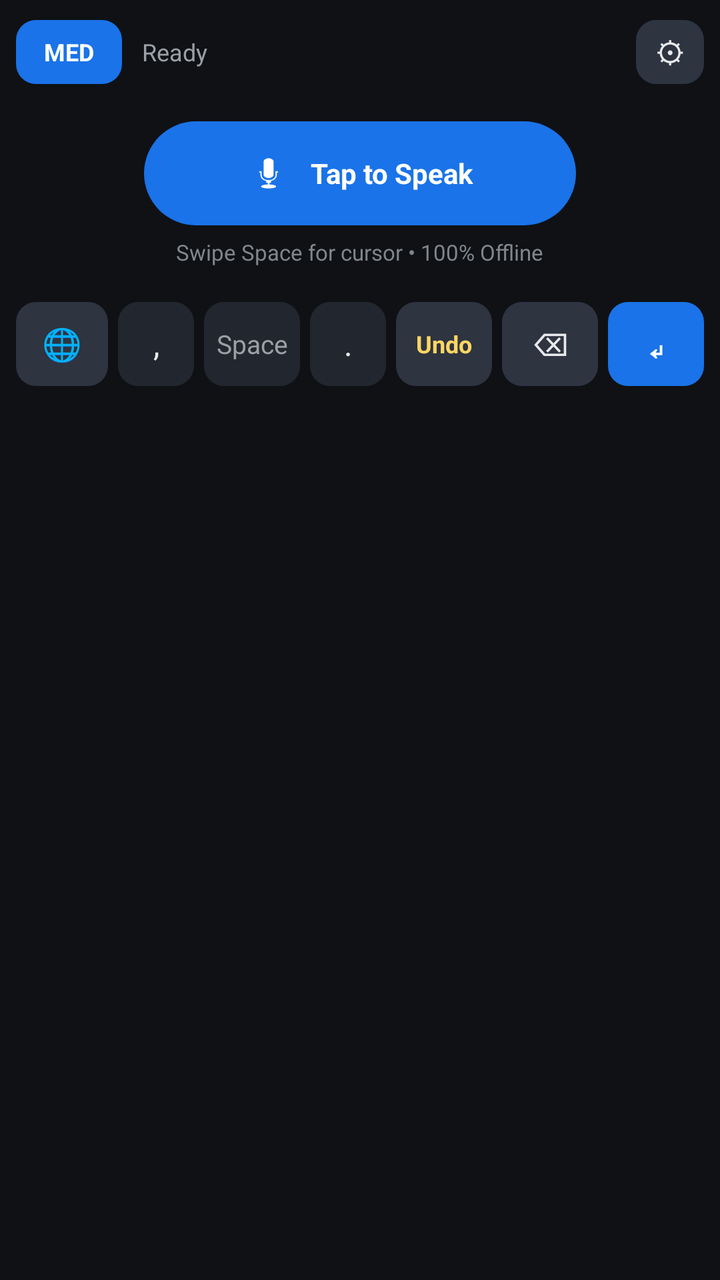
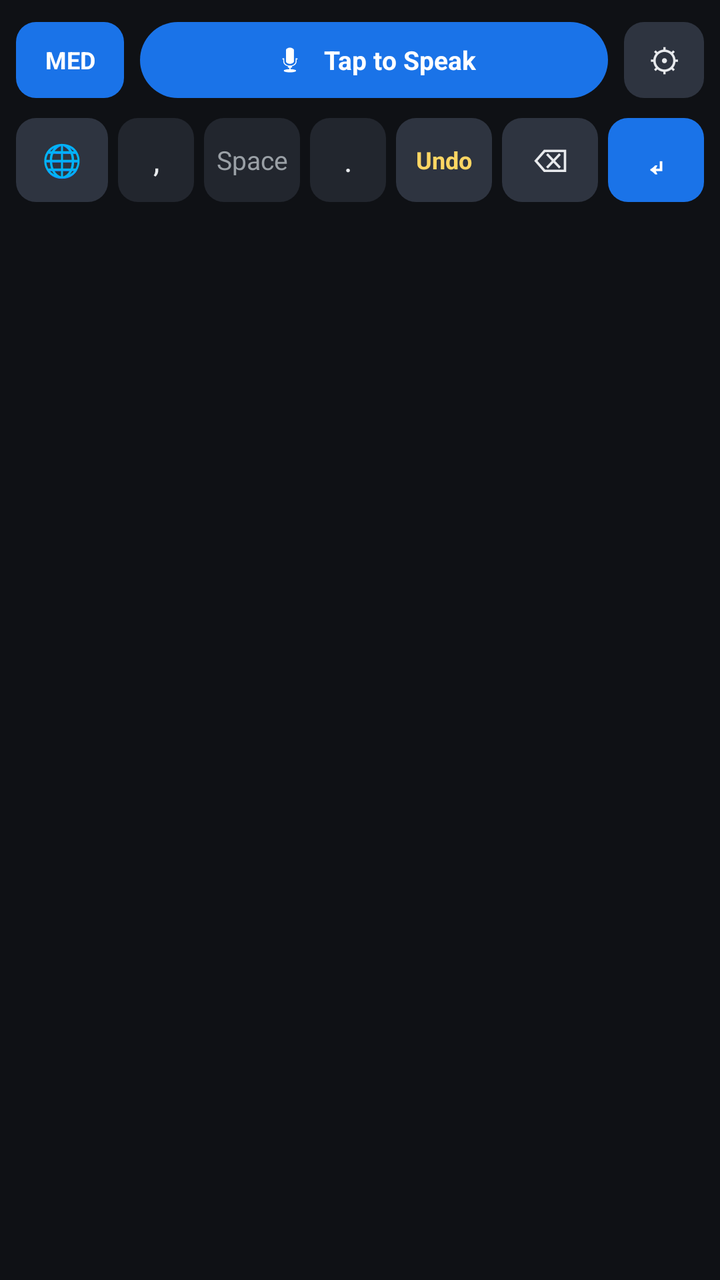

Two renders of the same Android screen: before a commit and after it. Below are the layout's source before the change and the commit's diff.
<!-- AndroidManifest.xml: application theme Theme.Material3.DayNight.NoActionBar -->
<!-- res/layout/keyboard_medukti.xml -->
<?xml version="1.0" encoding="utf-8"?>
<LinearLayout xmlns:android="http://schemas.android.com/apk/res/android"
    android:layout_width="match_parent"
    android:layout_height="wrap_content"
    android:background="#0F1115"
    android:orientation="vertical"
    android:paddingHorizontal="8dp"
    android:paddingTop="8dp"
    android:paddingBottom="6dp">

    
    <LinearLayout
        android:layout_width="match_parent"
        android:layout_height="36dp"
        android:gravity="center_vertical"
        android:orientation="horizontal">

        <TextView
            android:id="@+id/btnModeToggle"
            android:layout_width="wrap_content"
            android:layout_height="32dp"
            android:background="@drawable/bg_key_accent"
            android:gravity="center"
            android:paddingHorizontal="14dp"
            android:text="MED"
            android:textColor="#FFFFFF"
            android:textSize="12sp"
            android:textStyle="bold" />

        <TextView
            android:id="@+id/tvImeStatus"
            android:layout_width="0dp"
            android:layout_height="wrap_content"
            android:layout_marginStart="10dp"
            android:layout_weight="1"
            android:ellipsize="end"
            android:maxLines="1"
            android:text="Ready"
            android:textColor="#9AA0A6"
            android:textSize="12sp" />

        <TextView
            android:id="@+id/btnOpenSettings"
            android:layout_width="34dp"
            android:layout_height="32dp"
            android:background="@drawable/bg_key_action"
            android:gravity="center"
            android:text="⚙"
            android:textColor="#E8EAED"
            android:textSize="15sp" />
    </LinearLayout>

    
    <LinearLayout
        android:id="@+id/panelVoice"
        android:layout_width="match_parent"
        android:layout_height="98dp"
        android:layout_marginTop="4dp"
        android:gravity="center"
        android:orientation="vertical">

        <LinearLayout
            android:id="@+id/micRingContainer"
            android:layout_width="216dp"
            android:layout_height="52dp"
            android:background="@drawable/bg_mic_pill_idle"
            android:gravity="center"
            android:orientation="horizontal"
            android:paddingHorizontal="18dp">

            <ImageView
                android:id="@+id/ivKeyboardMic"
                android:layout_width="22dp"
                android:layout_height="22dp"
                android:contentDescription="Speak"
                android:src="@android:drawable/ic_btn_speak_now"
                android:tint="#FFFFFF" />

            <TextView
                android:id="@+id/tvMicPillLabel"
                android:layout_width="wrap_content"
                android:layout_height="wrap_content"
                android:layout_marginStart="10dp"
                android:text="Tap to Speak"
                android:textColor="#FFFFFF"
                android:textSize="14sp"
                android:textStyle="bold" />
        </LinearLayout>

        <TextView
            android:id="@+id/tvVoiceHint"
            android:layout_width="wrap_content"
            android:layout_height="wrap_content"
            android:layout_marginTop="6dp"
            android:text="Swipe Space for cursor • 100% Offline"
            android:textColor="#80868B"
            android:textSize="11sp" />
    </LinearLayout>

    
    <LinearLayout
        android:layout_width="match_parent"
        android:layout_height="44dp"
        android:layout_marginTop="4dp"
        android:gravity="center_vertical"
        android:orientation="horizontal">

        <TextView
            android:id="@+id/keySwitchKb"
            android:layout_width="46dp"
            android:layout_height="42dp"
            android:background="@drawable/bg_key_action"
            android:gravity="center"
            android:text="🌐"
            android:textSize="16sp" />

        <TextView
            android:id="@+id/keyComma"
            android:layout_width="38dp"
            android:layout_height="42dp"
            android:layout_marginStart="5dp"
            android:background="@drawable/bg_key_dark"
            android:gravity="center"
            android:text=","
            android:textColor="#E8EAED"
            android:textSize="16sp" />

        <TextView
            android:id="@+id/keySpace"
            android:layout_width="0dp"
            android:layout_height="42dp"
            android:layout_marginStart="5dp"
            android:layout_weight="1"
            android:background="@drawable/bg_key_dark"
            android:gravity="center"
            android:text="Space"
            android:textColor="#9AA0A6"
            android:textSize="13sp" />

        <TextView
            android:id="@+id/keyPeriod"
            android:layout_width="38dp"
            android:layout_height="42dp"
            android:layout_marginStart="5dp"
            android:background="@drawable/bg_key_dark"
            android:gravity="center"
            android:text="."
            android:textColor="#E8EAED"
            android:textSize="16sp" />

        <TextView
            android:id="@+id/keyUndo"
            android:layout_width="48dp"
            android:layout_height="42dp"
            android:layout_marginStart="5dp"
            android:background="@drawable/bg_key_action"
            android:gravity="center"
            android:text="Undo"
            android:textColor="#FDD663"
            android:textSize="12sp"
            android:textStyle="bold" />

        <TextView
            android:id="@+id/keyBackspace"
            android:layout_width="48dp"
            android:layout_height="42dp"
            android:layout_marginStart="5dp"
            android:background="@drawable/bg_key_action"
            android:gravity="center"
            android:text="⌫"
            android:textColor="#E8EAED"
            android:textSize="16sp" />

        <TextView
            android:id="@+id/keyEnter"
            android:layout_width="48dp"
            android:layout_height="42dp"
            android:layout_marginStart="5dp"
            android:background="@drawable/bg_key_accent"
            android:gravity="center"
            android:text="↵"
            android:textColor="#FFFFFF"
            android:textSize="17sp"
            android:textStyle="bold" />
    </LinearLayout>
</LinearLayout>
<!-- resources referenced by this layout -->
<resources>
  <!-- drawable bg_key_accent (drawable) -->
  <?xml version="1.0" encoding="utf-8"?>
  <ripple xmlns:android="http://schemas.android.com/apk/res/android"
      android:color="#40FFFFFF">
      <item>
          <shape android:shape="rectangle">
              <solid android:color="#1A73E8" />
              <corners android:radius="10dp" />
          </shape>
      </item>
  </ripple>
  <!-- drawable bg_key_action (drawable) -->
  <?xml version="1.0" encoding="utf-8"?>
  <ripple xmlns:android="http://schemas.android.com/apk/res/android"
      android:color="#40FFFFFF">
      <item>
          <shape android:shape="rectangle">
              <solid android:color="#2E3440" />
              <corners android:radius="10dp" />
          </shape>
      </item>
  </ripple>
  <!-- drawable bg_key_dark (drawable) -->
  <?xml version="1.0" encoding="utf-8"?>
  <ripple xmlns:android="http://schemas.android.com/apk/res/android"
      android:color="#40FFFFFF">
      <item>
          <shape android:shape="rectangle">
              <solid android:color="#22262E" />
              <corners android:radius="10dp" />
          </shape>
      </item>
  </ripple>
  <!-- drawable bg_mic_pill_idle (drawable) -->
  <?xml version="1.0" encoding="utf-8"?>
  <ripple xmlns:android="http://schemas.android.com/apk/res/android"
      android:color="#40FFFFFF">
      <item>
          <shape android:shape="rectangle">
              <solid android:color="#1A73E8" />
              <corners android:radius="26dp" />
          </shape>
      </item>
  </ripple>
</resources>

<!-- the commit's change to res/layout/keyboard_medukti.xml (unified diff, before → after) -->
@@ -11,67 +11,36 @@
     
     <LinearLayout
         android:layout_width="match_parent"
-        android:layout_height="36dp"
+        android:layout_height="44dp"
         android:gravity="center_vertical"
         android:orientation="horizontal">
 
         <TextView
             android:id="@+id/btnModeToggle"
-            android:layout_width="wrap_content"
-            android:layout_height="32dp"
+            android:layout_width="54dp"
+            android:layout_height="38dp"
             android:background="@drawable/bg_key_accent"
             android:gravity="center"
-            android:paddingHorizontal="14dp"
             android:text="MED"
             android:textColor="#FFFFFF"
             android:textSize="12sp"
             android:textStyle="bold" />
 
-        <TextView
-            android:id="@+id/tvImeStatus"
-            android:layout_width="0dp"
-            android:layout_height="wrap_content"
-            android:layout_marginStart="10dp"
-            android:layout_weight="1"
-            android:ellipsize="end"
-            android:maxLines="1"
-            android:text="Ready"
-            android:textColor="#9AA0A6"
-            android:textSize="12sp" />
-
-        <TextView
-            android:id="@+id/btnOpenSettings"
-            android:layout_width="34dp"
-            android:layout_height="32dp"
-            android:background="@drawable/bg_key_action"
-            android:gravity="center"
-            android:text="⚙"
-            android:textColor="#E8EAED"
-            android:textSize="15sp" />
-    </LinearLayout>
-
-    
-    <LinearLayout
-        android:id="@+id/panelVoice"
-        android:layout_width="match_parent"
-        android:layout_height="98dp"
-        android:layout_marginTop="4dp"
-        android:gravity="center"
-        android:orientation="vertical">
-
         <LinearLayout
             android:id="@+id/micRingContainer"
-            android:layout_width="216dp"
-            android:layout_height="52dp"
+            android:layout_width="0dp"
+            android:layout_height="38dp"
+            android:layout_marginHorizontal="8dp"
+            android:layout_weight="1"
             android:background="@drawable/bg_mic_pill_idle"
             android:gravity="center"
             android:orientation="horizontal"
-            android:paddingHorizontal="18dp">
+            android:paddingHorizontal="14dp">
 
             <ImageView
                 android:id="@+id/ivKeyboardMic"
-                android:layout_width="22dp"
-                android:layout_height="22dp"
+                android:layout_width="18dp"
+                android:layout_height="18dp"
                 android:contentDescription="Speak"
                 android:src="@android:drawable/ic_btn_speak_now"
                 android:tint="#FFFFFF" />
@@ -80,28 +49,31 @@
                 android:id="@+id/tvMicPillLabel"
                 android:layout_width="wrap_content"
                 android:layout_height="wrap_content"
-                android:layout_marginStart="10dp"
+                android:layout_marginStart="8dp"
+                android:ellipsize="end"
+                android:maxLines="1"
                 android:text="Tap to Speak"
                 android:textColor="#FFFFFF"
-                android:textSize="14sp"
+                android:textSize="13sp"
                 android:textStyle="bold" />
         </LinearLayout>
 
         <TextView
-            android:id="@+id/tvVoiceHint"
-            android:layout_width="wrap_content"
-            android:layout_height="wrap_content"
-            android:layout_marginTop="6dp"
-            android:text="Swipe Space for cursor • 100% Offline"
-            android:textColor="#80868B"
-            android:textSize="11sp" />
+            android:id="@+id/btnOpenSettings"
+            android:layout_width="40dp"
+            android:layout_height="38dp"
+            android:background="@drawable/bg_key_action"
+            android:gravity="center"
+            android:text="⚙"
+            android:textColor="#E8EAED"
+            android:textSize="16sp" />
     </LinearLayout>
 
     
     <LinearLayout
         android:layout_width="match_parent"
         android:layout_height="44dp"
-        android:layout_marginTop="4dp"
+        android:layout_marginTop="6dp"
         android:gravity="center_vertical"
         android:orientation="horizontal">
 
